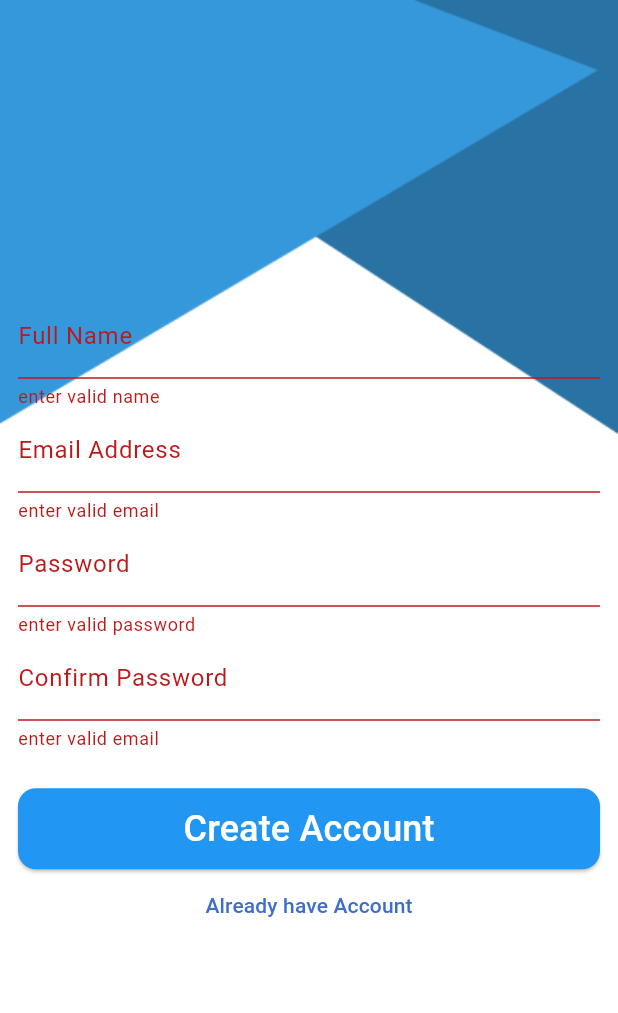
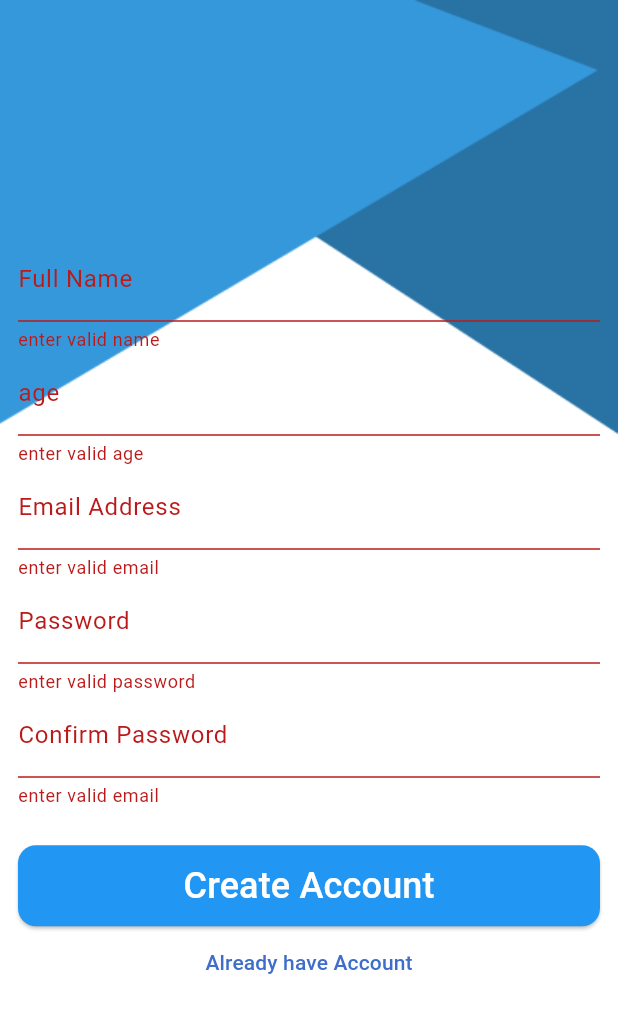
Before and after one commit to Steve0mad/medbot, a Flutter app: the LoginScreen screen opened by its route, after a tap on "Sign in", after a tap on "Dont have account", after a tap on "Create Account", on a phone screen of 412 x 824 dp. Shown: the top 1013 px of the screen. Run offline on Flutter 3.47's test engine with Material 3 defaults, Android fonts, the light colour scheme and no system bars; our stand-ins replace firebase_auth, firebase_core, slide_to_act; accounts and stored records are empty.

```diff
--- /dev/null
+++ b/lib/core/utiltis/firebase_error_codes.dart
@@ -0,0 +1,6 @@
+class FirebaseAuthErrorCodes {
+  static const String weakPass = 'weak-password';
+  static const String emailAlreadyInUse = 'email-already-in-use';
+  static const String userNotFound = 'user-not-found';
+  static const String worngPass = 'wrong-password';
+}
--- a/lib/ui/auth/login/LoginScreen.dart
+++ b/lib/ui/auth/login/LoginScreen.dart
@@ -1,40 +1,42 @@
+import 'package:firebase_auth/firebase_auth.dart';
 import 'package:flutter/material.dart';
+import 'package:medbot/core/utiltis/dialog_utiltis.dart';
+import 'package:medbot/core/utiltis/firebase_error_codes.dart';
 import 'package:medbot/core/utiltis/my_vaildation.dart';
 import 'package:medbot/ui/HomeScreen/homeScreen.dart';
 import 'package:medbot/ui/auth/register.dart';
 import 'package:medbot/ui/componant/custom_text_form_field.dart';
+
 class LoginScreen extends StatefulWidget {
-  static const String routeName='LoginScreen';
+  static const String routeName = 'LoginScreen';
 
   @override
   State<LoginScreen> createState() => _LoginScreenState();
 }
 
 class _LoginScreenState extends State<LoginScreen> {
-  TextEditingController fullNameController=TextEditingController();
+  TextEditingController fullNameController = TextEditingController();
 
-  TextEditingController EmailController=TextEditingController();
+  TextEditingController EmailController = TextEditingController();
 
-  TextEditingController PasswordContrller=TextEditingController();
+  TextEditingController PasswordContrller = TextEditingController();
 
-  TextEditingController PasswrodConfirmationContrller=TextEditingController();
+  TextEditingController PasswrodConfirmationContrller = TextEditingController();
 
-  var formKey=GlobalKey<FormState>();
+  var formKey = GlobalKey<FormState>();
 
   @override
   Widget build(BuildContext context) {
     return Container(
-
         decoration: BoxDecoration(
             color: Colors.white,
-            image: DecorationImage(image: AssetImage("assets/images/background.png")
-                ,fit: BoxFit.fill
-            )
-        ),
+            image: DecorationImage(
+                image: AssetImage("assets/images/background.png"),
+                fit: BoxFit.fill)),
         child: Scaffold(
           backgroundColor: Colors.transparent,
           body: Form(
-            key: formKey ,
+            key: formKey,
             child: Container(
               padding: EdgeInsets.all(12),
               child: Column(
@@ -43,56 +45,54 @@ class _LoginScreenState extends State<LoginScreen> {
                 children: [
                   CustomTextFormField(
                     controller: EmailController,
-                    validation:(text) {
-                      if(text==null||text.trim().isEmpty){
-                        return"enter valid email";
+                    validation: (text) {
+                      if (text == null || text.trim().isEmpty) {
+                        return "enter valid email";
                       }
-                      if(!MyValidations.isValidEmail(text)){
+                      if (!MyValidations.isValidEmail(text)) {
                         return "enter invlaild email";
                       }
                     },
-
                     decoration: InputDecoration(
                       labelText: "Email Address",
                     ),
-
                   ),
-                  CustomTextFormField (
+                  CustomTextFormField(
                     controller: PasswordContrller,
-                    validation:(text) {
-                      if(text==null||text.trim().isEmpty){
-                        return"enter valid password";
+                    validation: (text) {
+                      if (text == null || text.trim().isEmpty) {
+                        return "enter valid password";
                       }
-                      if(text.length<6){
+                      if (text.length < 6) {
                         return "enter invalid password";
                       }
-
                     },
                     decoration: InputDecoration(
                       labelText: "Password",
                     ),
-
                   ),
                   SizedBox(
-
                     height: 25,
-
                   ),
                   ElevatedButton(
                       style: ElevatedButton.styleFrom(
-                          backgroundColor: Colors.blue ,
+                          backgroundColor: Colors.blue,
                           padding: EdgeInsets.symmetric(vertical: 10),
                           shape: RoundedRectangleBorder(
-                              borderRadius: BorderRadius.circular(12)
-                          )
-                      ),
-                      onPressed: (){
+                              borderRadius: BorderRadius.circular(12))),
+                      onPressed: () {
                         LoginScreen();
-
-                      }, child: Text("Sign in",style:TextStyle(fontSize:24 ,color: Colors.white),)),
-                  TextButton(onPressed: () {
-                    Navigator.pushReplacementNamed(context, RegisterScreen.routeName);
-                  }, child: Text("Dont have account"))
+                      },
+                      child: Text(
+                        "Sign in",
+                        style: TextStyle(fontSize: 24, color: Colors.white),
+                      )),
+                  TextButton(
+                      onPressed: () {
+                        Navigator.pushReplacementNamed(
+                            context, RegisterScreen.routeName);
+                      },
+                      child: Text("Dont have account"))
                 ],
               ),
             ),
@@ -100,10 +100,37 @@ class _LoginScreenState extends State<LoginScreen> {
         ));
   }
 
-  void LoginScreen() {
-    if(formKey.currentState?.validate()==false){
+  Future<void> LoginScreen() async {
+    if (formKey.currentState?.validate() == false) {
       return;
     }
-    Navigator.pushReplacementNamed(context, HomeScreen.routeName);
+    try {
+      DialogUtils.showLoadingDialog(context: context);
+      final credential = await FirebaseAuth.instance.signInWithEmailAndPassword(
+          email: EmailController.text.trim(), password: PasswordContrller.text);
+
+      DialogUtils.hideDialog(context);
+      DialogUtils.showMessageDialog(
+          context: context,
+          message: "User signed in successfully${credential.user?.uid}",
+          postiveTitle: "ok",
+          postiveClick: () {
+            DialogUtils.hideDialog(context);
+             Navigator.pushReplacementNamed(context, HomeScreen.routeName);
+          });
+      print(credential.user?.uid);
+    } on FirebaseAuthException catch (e) {
+      if (e.code == FirebaseAuthErrorCodes.userNotFound) {
+        DialogUtils.showMessageDialog(
+            context: context,
+            message: "No user found for that email",
+            postiveTitle: "ok",
+            postiveClick: () {
+              DialogUtils.hideDialog(context);
+            });
+      } else if (e.code == FirebaseAuthErrorCodes.worngPass) {
+        print('Wrong password provided for that user.');
+      }
+    }
   }
 }
--- a/lib/ui/auth/register.dart
+++ b/lib/ui/auth/register.dart
@@ -1,41 +1,41 @@
+import 'package:firebase_auth/firebase_auth.dart';
 import 'package:flutter/material.dart';
+import 'package:medbot/core/utiltis/firebase_error_codes.dart';
 import 'package:medbot/core/utiltis/my_vaildation.dart';
-import 'package:medbot/ui/HomeScreen/homeScreen.dart';
 import 'package:medbot/ui/auth/login/LoginScreen.dart';
 import 'package:medbot/ui/componant/custom_text_form_field.dart';
 
 class RegisterScreen extends StatefulWidget {
-  static const String routeName='Register';
+  static const String routeName = 'Register';
 
   @override
   State<RegisterScreen> createState() => _RegisterScreenState();
 }
 
 class _RegisterScreenState extends State<RegisterScreen> {
-  TextEditingController fullNameController=TextEditingController();
+  TextEditingController fullNameController = TextEditingController();
+  TextEditingController ageController = TextEditingController();
 
-  TextEditingController EmailController=TextEditingController();
+  TextEditingController EmailController = TextEditingController();
 
-  TextEditingController PasswordContrller=TextEditingController();
+  TextEditingController PasswordContrller = TextEditingController();
 
-  TextEditingController PasswrodConfirmationContrller=TextEditingController();
+  TextEditingController PasswrodConfirmationContrller = TextEditingController();
 
-  var formKey=GlobalKey<FormState>();
+  var formKey = GlobalKey<FormState>();
 
   @override
   Widget build(BuildContext context) {
     return Container(
-
         decoration: BoxDecoration(
-          color: Colors.white,
-          image: DecorationImage(image: AssetImage("assets/images/background.png")
-          ,fit: BoxFit.fill
-          )
-        ),
+            color: Colors.white,
+            image: DecorationImage(
+                image: AssetImage("assets/images/background.png"),
+                fit: BoxFit.fill)),
         child: Scaffold(
           backgroundColor: Colors.transparent,
           body: Form(
-            key: formKey ,
+            key: formKey,
             child: Container(
               padding: EdgeInsets.all(12),
               child: Column(
@@ -44,55 +44,62 @@ class _RegisterScreenState extends State<RegisterScreen> {
                 children: [
                   CustomTextFormField(
                     controller: fullNameController,
-                    validation:(text) {
-                      if(text==null||text.trim().isEmpty){
-                        return"enter valid name";
+                    validation: (text) {
+                      if (text == null || text.trim().isEmpty) {
+                        return "enter valid name";
                       }
                     },
                     decoration: InputDecoration(
                       labelText: "Full Name",
                     ),
-
+                  ),
+                  CustomTextFormField(
+                    controller: ageController  ,
+                    keyboardType: TextInputType.number ,
+                    validation: (text) {
+                      if (text == null || text.trim().isEmpty) {
+                        return "enter valid age";
+                      }
+                    },
+                    decoration: InputDecoration(
+                      labelText: "age",
+                    ),
                   ),
                   CustomTextFormField(
                     controller: EmailController,
-                    validation:(text) {
-                      if(text==null||text.trim().isEmpty){
-                        return"enter valid email";
+                    validation: (text) {
+                      if (text == null || text.trim().isEmpty) {
+                        return "enter valid email";
                       }
-                      if(!MyValidations.isValidEmail(text)){
+                      if (!MyValidations.isValidEmail(text)) {
                         return "enter invlaild email";
                       }
                     },
-
                     decoration: InputDecoration(
                       labelText: "Email Address",
                     ),
-
                   ),
-                  CustomTextFormField (
+                  CustomTextFormField(
                     controller: PasswordContrller,
-                    validation:(text) {
-                      if(text==null||text.trim().isEmpty){
-                        return"enter valid password";
+                    validation: (text) {
+                      if (text == null || text.trim().isEmpty) {
+                        return "enter valid password";
                       }
-                      if(text.length<6){
+                      if (text.length < 6) {
                         return "enter invalid password";
                       }
-
                     },
                     decoration: InputDecoration(
                       labelText: "Password",
                     ),
-
                   ),
                   CustomTextFormField(
                     controller: PasswrodConfirmationContrller,
-                    validation:(text) {
-                      if(text==null||text.trim().isEmpty){
-                        return"enter valid email";
+                    validation: (text) {
+                      if (text == null || text.trim().isEmpty) {
+                        return "enter valid email";
                       }
-                      if(PasswordContrller.text != text){
+                      if (PasswordContrller.text != text) {
                         return "password doesn't match";
                       }
                     },
@@ -101,26 +108,27 @@ class _RegisterScreenState extends State<RegisterScreen> {
                     ),
                   ),
                   SizedBox(
-
                     height: 25,
-
                   ),
                   ElevatedButton(
                       style: ElevatedButton.styleFrom(
-                        backgroundColor: Colors.blue ,
-                        padding: EdgeInsets.symmetric(vertical: 10),
-                        shape: RoundedRectangleBorder(
-                          borderRadius: BorderRadius.circular(12)
-                        )
-                      ),
-                      onPressed: (){
+                          backgroundColor: Colors.blue,
+                          padding: EdgeInsets.symmetric(vertical: 10),
+                          shape: RoundedRectangleBorder(
+                              borderRadius: BorderRadius.circular(12))),
+                      onPressed: () {
                         register();
-
-                  }, child: Text("Create Account",style: TextStyle(fontSize:24 ,color: Colors.white),)),
-                  TextButton(onPressed: () {
-                    Navigator.pushReplacementNamed(context, LoginScreen.routeName);
-                  }, child: Text("Already have Account"))
-
+                      },
+                      child: Text(
+                        "Create Account",
+                        style: TextStyle(fontSize: 24, color: Colors.white),
+                      )),
+                  TextButton(
+                      onPressed: () {
+                        Navigator.pushReplacementNamed(
+                            context, LoginScreen.routeName);
+                      },
+                      child: Text("Already have Account"))
                 ],
               ),
             ),
@@ -128,10 +136,25 @@ class _RegisterScreenState extends State<RegisterScreen> {
         ));
   }
 
-  void register() {
-    if(formKey.currentState?.validate()==false){
+  Future<void> register() async {
+    if (formKey.currentState?.validate() == false) {
       return;
     }
-    Navigator.pushReplacementNamed(context, HomeScreen.routeName);
+    try {
+      final credential =
+          await FirebaseAuth.instance.createUserWithEmailAndPassword(
+        email: EmailController.text.trim(),
+        password: PasswordContrller.text,
+      );
+      print(credential.user?.uid);
+    } on FirebaseAuthException catch (e) {
+      if (e.code == FirebaseAuthErrorCodes.weakPass) {
+        print('The password provided is too weak.');
+      } else if (e.code == FirebaseAuthErrorCodes.emailAlreadyInUse) {
+        print('The account already exists for that email.');
+      }
+    } catch (e) {
+      print(e);
+    }
   }
 }
--- a/lib/ui/componant/custom_text_form_field.dart
+++ b/lib/ui/componant/custom_text_form_field.dart
@@ -3,12 +3,14 @@ import 'package:flutter/material.dart';
 class CustomTextFormField extends StatelessWidget {
   InputDecoration? decoration;
   TextEditingController controller;
+  TextInputType? keyboardType;
  String? Function(String?)? validation;
-   CustomTextFormField({this.decoration,required this.controller,required this.validation});
+   CustomTextFormField({this.decoration,this.keyboardType,required this.controller,required this.validation});
 
   @override
   Widget build(BuildContext context) {
     return TextFormField(
+      keyboardType: keyboardType,
     decoration: decoration,
     controller: controller ,
       validator: validation,
--- a/pubspec.yaml
+++ b/pubspec.yaml
@@ -40,6 +40,7 @@ dependencies:
   slide_to_act: ^2.0.2
   firebase_core: ^2.29.0
   cloud_firestore: ^4.16.1
+  firebase_auth: ^4.19.1
 
 dev_dependencies:
   flutter_test:
```
Also changed, not shown: lib/core/utiltis/dialog_utiltis.dart (added, +46 -0 lines), lib/main.dart (+4 -3 lines), pubspec.lock.
